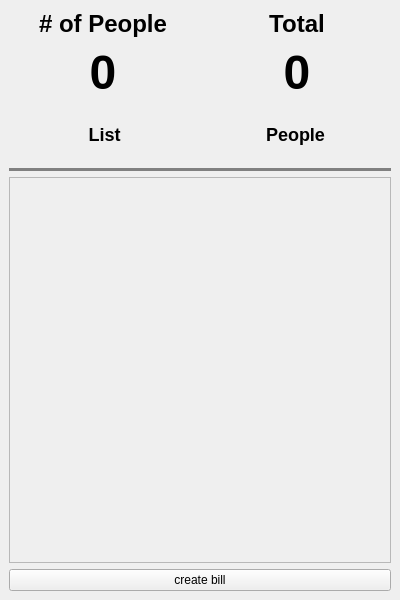
neneprm/BillSplittr, file BillSplittr/mainwindow.ui: the form before one commit.
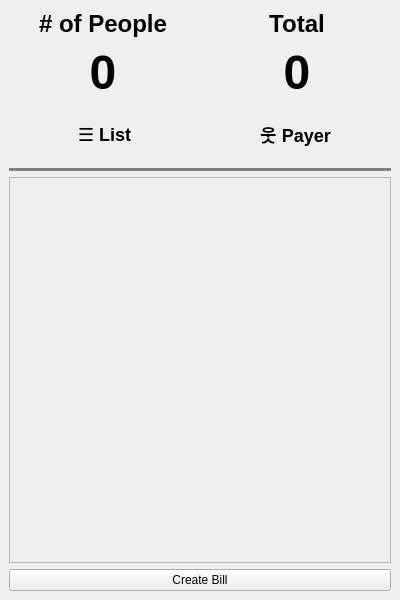
The form after the commit.

Patch:
```diff
--- a/BillSplittr/mainwindow.ui
+++ b/BillSplittr/mainwindow.ui
@@ -136,7 +136,7 @@
 }
 QPushButton:checked {
 	border: outset;
-	color: pink;
+	color: #ff9292;
 	border-width: 3px;
 	border-top: none;
 	border-right: none;
@@ -145,7 +145,7 @@
 }</string>
         </property>
         <property name="text">
-         <string>List</string>
+         <string>☰ List</string>
         </property>
         <property name="checkable">
          <bool>true</bool>
@@ -186,7 +186,7 @@
 }</string>
         </property>
         <property name="text">
-         <string>People</string>
+         <string>웃 Payer</string>
         </property>
         <property name="checkable">
          <bool>true</bool>
@@ -220,7 +220,7 @@
        <string notr="true"/>
       </property>
       <property name="text">
-       <string>create bill</string>
+       <string>Create Bill</string>
       </property>
      </widget>
     </item>
```
Left out of the diff: 12 changed lines with no effect on the pictures.
